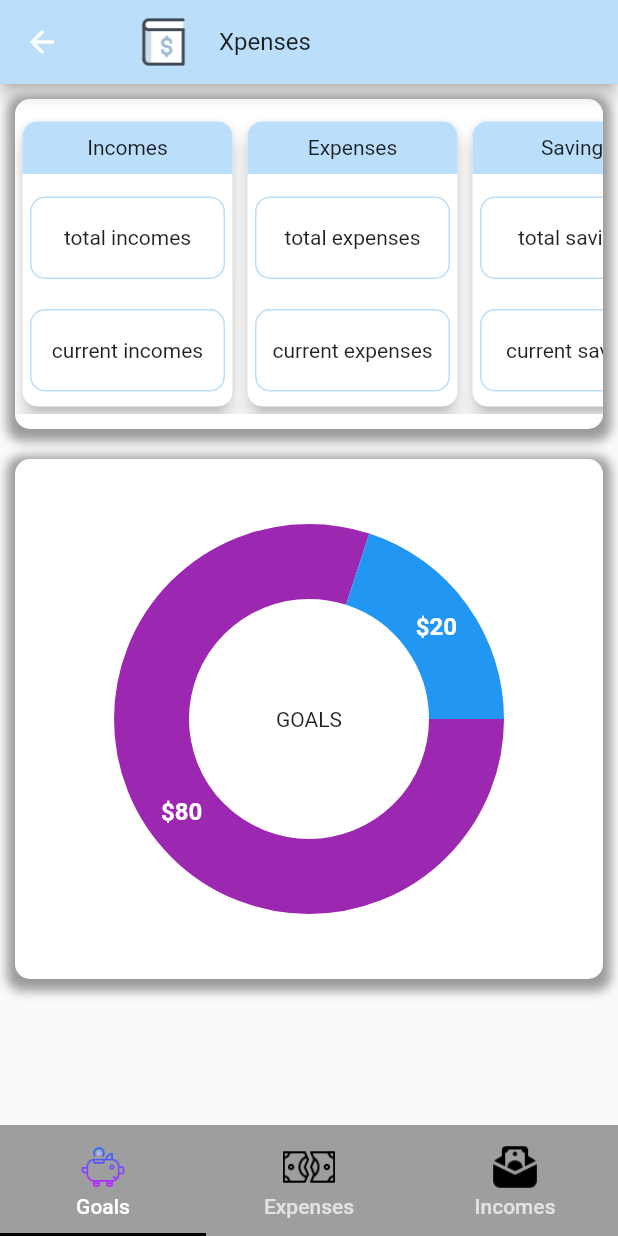
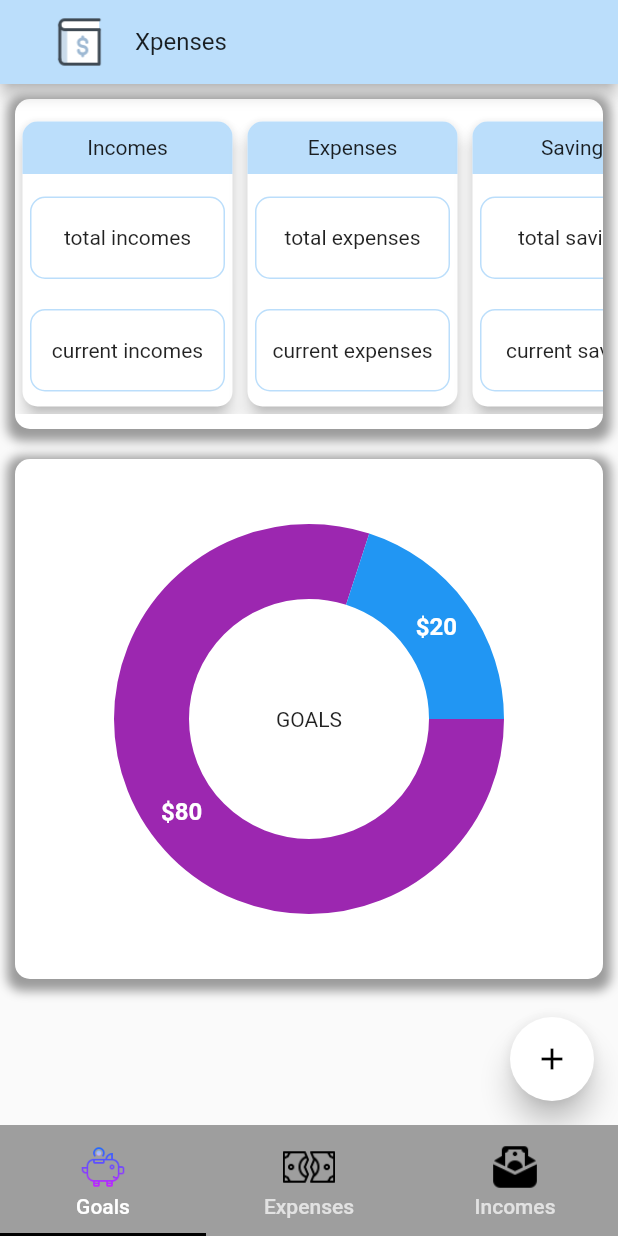
Before and after one commit to Ale6995/xpenses, a Flutter app: the screen it shows after launch, on a phone screen of 412 x 824 dp. Run offline on Flutter 3.47's test engine with Material 2 defaults, Android fonts, the phone set to English and light mode, and no system bars; drawn by our look-alikes of auto_size_text, fl_chart, flutter_speed_dial; our stand-ins replace cloud_firestore, firebase_core, get; missing offline and left inert: money2; accounts and stored records are empty.

Commit message:
fix goals screen

```diff
--- a/xpenses_app/lib/screens/goals/goals.dart
+++ b/xpenses_app/lib/screens/goals/goals.dart
@@ -1,6 +1,7 @@
 import 'package:fl_chart/fl_chart.dart';
 import 'package:auto_size_text/auto_size_text.dart';
 import 'package:flutter/material.dart';
+import 'package:flutter_speed_dial/flutter_speed_dial.dart';
 import 'package:get/get.dart';
 import 'package:money2/money2.dart';
 import 'package:xpenses_app/screens/goals/goalsController.dart';
@@ -15,6 +16,7 @@ class GoalsScreen extends StatelessWidget {
           children: [
             Expanded(
               child: ListView(
+                shrinkWrap: true,
                 children: [
                   Container(
                     margin: EdgeInsets.all(10),
@@ -49,8 +51,7 @@ class GoalsScreen extends StatelessWidget {
                       ],
                     ),
                   ),
-                Expanded(
-                  child: Container(
+                  Container(
                     margin: EdgeInsets.all(10),
                     padding: EdgeInsets.symmetric(vertical: 10),
                     decoration: BoxDecoration(
@@ -79,13 +80,80 @@ class GoalsScreen extends StatelessWidget {
                       ),
                     ),
                   ),
-                ),
                 ],
               ),
             ),
           ],
         ),
-    ));
+      ),
+      floatingActionButton: SpeedDial(
+        /// both default to 16
+        marginEnd: 18,
+        marginBottom: 20,
+        // animatedIcon: AnimatedIcons.menu_close,
+        // animatedIconTheme: IconThemeData(size: 22.0),
+        /// This is ignored if animatedIcon is non null
+        icon: Icons.add,
+        activeIcon: Icons.remove,
+        // iconTheme: IconThemeData(color: Colors.grey[50], size: 30),
+        /// The label of the main button.
+        // label: Text("Open Speed Dial"),
+        /// The active label of the main button, Defaults to label if not specified.
+        // activeLabel: Text("Close Speed Dial"),
+        /// Transition Builder between label and activeLabel, defaults to FadeTransition.
+        // labelTransitionBuilder: (widget, animation) => ScaleTransition(scale: animation,child: widget),
+        /// The below button size defaults to 56 itself, its the FAB size + It also affects relative padding and other elements
+        buttonSize: 56.0,
+        visible: true,
+
+        /// If true user is forced to close dial manually
+        /// by tapping main button and overlay is not rendered.
+        closeManually: false,
+
+        /// If true overlay will render no matter what.
+        renderOverlay: false,
+        curve: Curves.bounceIn,
+        overlayColor: Colors.black,
+        overlayOpacity: 0.5,
+        onOpen: () => print('OPENING DIAL'),
+        onClose: () => print('DIAL CLOSED'),
+        tooltip: 'Speed Dial',
+        heroTag: 'speed-dial-hero-tag',
+        backgroundColor: Colors.white,
+        foregroundColor: Colors.black,
+        elevation: 8.0,
+        shape: CircleBorder(),
+        // orientation: SpeedDialOrientation.Up,
+        // childMarginBottom: 2,
+        // childMarginTop: 2,
+        children: [
+          SpeedDialChild(
+            child: Icon(Icons.accessibility),
+            backgroundColor: Colors.red,
+            label: 'First',
+            labelStyle: TextStyle(fontSize: 18.0),
+            onTap: () => print('FIRST CHILD'),
+            onLongPress: () => print('FIRST CHILD LONG PRESS'),
+          ),
+          SpeedDialChild(
+            child: Icon(Icons.brush),
+            backgroundColor: Colors.blue,
+            label: 'Second',
+            labelStyle: TextStyle(fontSize: 18.0),
+            onTap: () => print('SECOND CHILD'),
+            onLongPress: () => print('SECOND CHILD LONG PRESS'),
+          ),
+          SpeedDialChild(
+            child: Icon(Icons.keyboard_voice),
+            backgroundColor: Colors.green,
+            label: 'Third',
+            labelStyle: TextStyle(fontSize: 18.0),
+            onTap: () => print('THIRD CHILD'),
+            onLongPress: () => print('THIRD CHILD LONG PRESS'),
+          ),
+        ],
+      ),
+    );
   }
 
   List<PieChartSectionData> showSections() {
--- a/xpenses_app/lib/screens/splash/splashController.dart
+++ b/xpenses_app/lib/screens/splash/splashController.dart
@@ -20,7 +20,7 @@ class SplashController extends GetxController {
 
   ensureInit() {
     if (incomesController.ready != null) {
-      Get.to(() => MyTabBar());
+      Get.off(() => MyTabBar());
     } else {
       Future.delayed(Duration(seconds: 1), () {
         ensureInit();
--- a/xpenses_app/pubspec.yaml
+++ b/xpenses_app/pubspec.yaml
@@ -36,6 +36,7 @@ dependencies:
   cloud_firestore: ^2.2.2
   money2: ^2.2.1
   fl_chart: ^0.36.2
+  flutter_speed_dial: ^3.0.5
 
 
 dev_dependencies:
```
Also changed, not shown: xpenses_app/pubspec.lock. Lines whose indentation alone changed are shown as unchanged.
